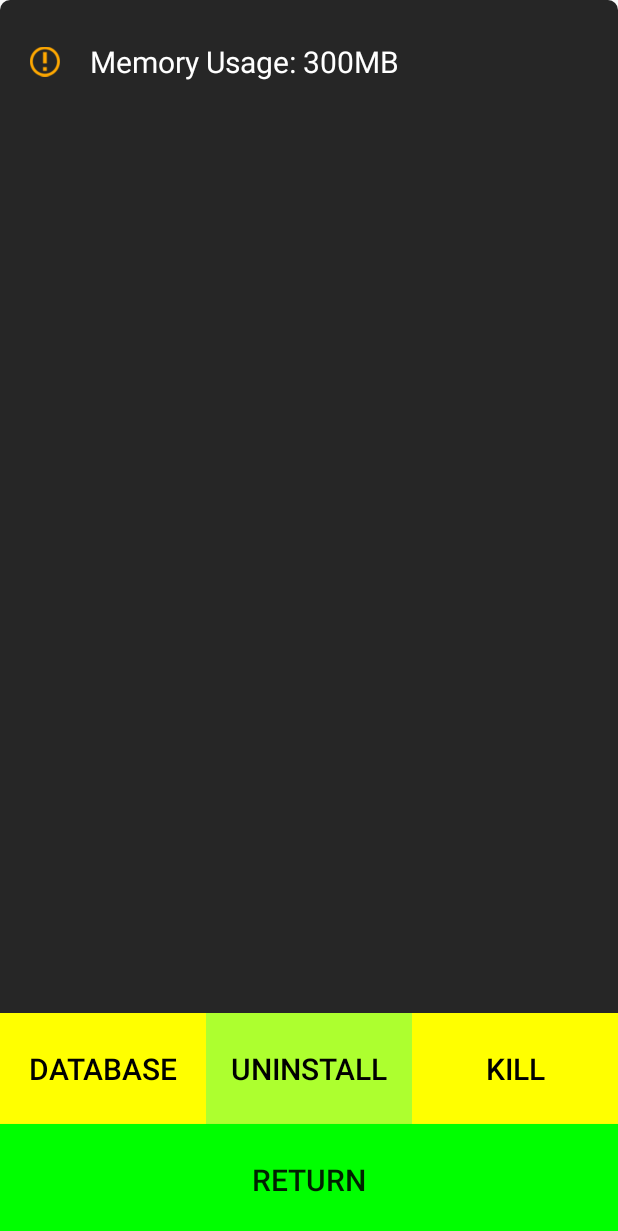
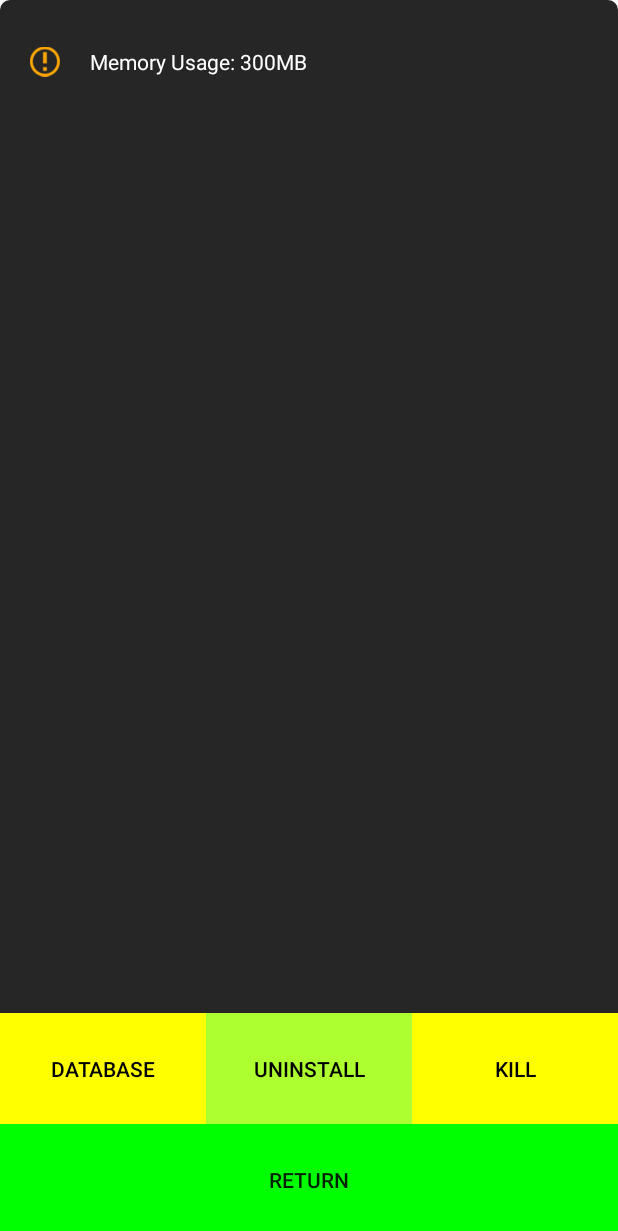
Before and after one commit to pinetrick/PineDroid, an Android app built with Jetpack Compose: the layout function_window.xml on its own in the app's theme, with its tools: preview values and no code run, on a phone screen of 412 x 824 dp. Shown: the top 1231 px of the screen. Run offline under Robolectric (Android 15) with nearby library versions, the phone set to English and light mode, and no system bars.

Commit message:
float window

```diff
--- a/PineDroid/build.gradle.kts
+++ b/PineDroid/build.gradle.kts
@@ -40,6 +40,8 @@ dependencies {
     implementation(platform(libs.androidx.compose.bom))
     implementation(libs.androidx.runtime)
     implementation(libs.androidx.ui)
+    implementation(libs.androidx.navigation.compose)
+    implementation(libs.androidx.navigation.fragment.ktx)
 
     testImplementation(libs.junit)
     androidTestImplementation(libs.androidx.junit)
--- a/PineDroid/src/main/java/com/pine/pinedroid/debug/icon/SmallFloatIcon.kt
+++ b/PineDroid/src/main/java/com/pine/pinedroid/debug/icon/SmallFloatIcon.kt
@@ -5,6 +5,7 @@ import android.util.AttributeSet
 import androidx.appcompat.widget.AppCompatImageView
 import com.pine.pinedroid.R
 import com.pine.pinedroid.utils.ui.dp2Px
+import com.pine.pinedroid.utils.ui.pct
 import com.pine.pinedroid.utils.ui.pctw
 
 class SmallFloatIcon @JvmOverloads constructor(
@@ -20,8 +21,8 @@ class SmallFloatIcon @JvmOverloads constructor(
     }
 
     override fun onMeasure(widthMeasureSpec: Int, heightMeasureSpec: Int) {
-        val desiredWidth = 12.pctw.dp2Px()
-        val desiredHeight = 12.pctw.dp2Px()
+        val desiredWidth = 12.pct.dp2Px()
+        val desiredHeight = 12.pct.dp2Px()
 
         val width = resolveSize(desiredWidth, widthMeasureSpec)
         val height = resolveSize(desiredHeight, heightMeasureSpec)
--- a/PineDroid/src/main/java/com/pine/pinedroid/utils/ContextExt.kt
+++ b/PineDroid/src/main/java/com/pine/pinedroid/utils/ContextExt.kt
@@ -1,6 +1,9 @@
 package com.pine.pinedroid.utils
 
+import android.app.Activity
 import android.content.Context
 
 lateinit var activityContext: Context
 lateinit var appContext: Context
+
+fun currentActivity(): Activity = activityContext as Activity
--- a/PineDroid/src/main/res/layout/function_window.xml
+++ b/PineDroid/src/main/res/layout/function_window.xml
@@ -16,7 +16,7 @@
                 android:id="@+id/imageView1"
                 android:layout_width="20dp"
                 android:layout_height="match_parent"
-                android:layout_margin="20dp"
+                android:layout_marginHorizontal="20dp"
                 android:src="@drawable/warning" />
 
             <TextView
@@ -25,8 +25,7 @@
             android:layout_height="match_parent"
             android:gravity="center_vertical"
             android:text="Memory Usage: 300MB"
-            android:textColor="#ffffff"
-            android:textSize="20sp" />
+            android:textColor="#ffffff"/>
 
         </LinearLayout>
 
@@ -56,8 +55,7 @@
                     android:layout_weight="1"
                     android:background="@color/yellow"
                     android:text="Database"
-                    android:textColor="@color/black"
-                    android:textSize="20sp" />
+                    android:textColor="@color/black"/>
 
                 <Button
                     android:id="@+id/debug_runtime_uninstall_btn"
@@ -66,8 +64,7 @@
                     android:layout_weight="1"
                     android:background="@color/greenyellow"
                     android:text="Uninstall"
-                    android:textColor="@color/black"
-                    android:textSize="20sp" />
+                    android:textColor="@color/black" />
 
                 <Button
                     android:id="@+id/debug_runtime_kill_btn"
@@ -76,8 +73,7 @@
                     android:layout_weight="1"
                     android:background="@color/yellow"
                     android:text="Kill"
-                    android:textColor="@color/black"
-                    android:textSize="20sp" />
+                    android:textColor="@color/black"/>
             </LinearLayout>
 
             <Button
@@ -86,8 +82,7 @@
                 android:layout_height="0px"
                 android:layout_weight="10"
                 android:background="@color/green"
-                android:text="Return"
-                android:textSize="20sp" />
+                android:text="Return" />
         </LinearLayout>
 
 
--- /dev/null
+++ b/PineDroid/src/main/res/values/values.xml
@@ -0,0 +1,5 @@
+<?xml version="1.0" encoding="utf-8"?>
+<resources>
+
+
+</resources>
--- a/gradle/libs.versions.toml
+++ b/gradle/libs.versions.toml
@@ -12,6 +12,8 @@ composeBom = "2025.08.00"
 appcompat = "[1.0,1.7.1]"
 material = "[1.0,1.12.0]"
 runtime = "[1.0,1.9.0]"
+navigationCompose = "2.9.3"
+navigationFragmentKtx = "2.9.3"
 
 [libraries]
 androidx-core-ktx = { group = "androidx.core", name = "core-ktx", version.ref = "coreKtx" }
@@ -32,6 +34,8 @@ androidx-material3 = { group = "androidx.compose.material3", name = "material3"
 androidx-appcompat = { group = "androidx.appcompat", name = "appcompat", version.ref = "appcompat" }
 material = { group = "com.google.android.material", name = "material", version.ref = "material" }
 androidx-runtime = { group = "androidx.compose.runtime", name = "runtime", version.ref = "runtime" }
+androidx-navigation-compose = { group = "androidx.navigation", name = "navigation-compose", version.ref = "navigationCompose" }
+androidx-navigation-fragment-ktx = { group = "androidx.navigation", name = "navigation-fragment-ktx", version.ref = "navigationFragmentKtx" }
 
 [plugins]
 android-application = { id = "com.android.application", version.ref = "agp" }
```
Also changed, not shown: PineDroid/src/main/java/com/pine/pinedroid/debug/window/FunctionWindowController.kt (+6 -6 lines), PineDroid/src/main/java/com/pine/pinedroid/utils/ActivityExt.kt (added, +9 -0 lines), PineDroid/src/main/java/com/pine/pinedroid/utils/ui/Pct.kt (+9 -0 lines), PineDroid/src/main/java/com/pine/pinedroid/utils/ui/Sp.kt (+10 -0 lines), PineDroid/src/main/res/layout/message_box.xml (+5 -10 lines).
